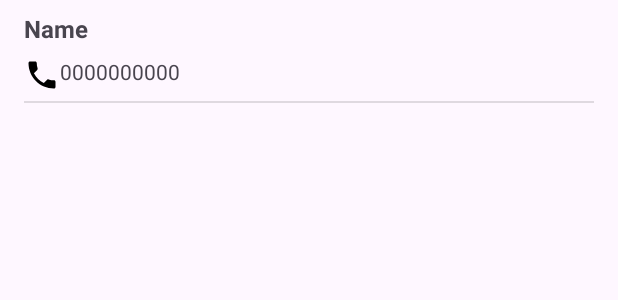
After one commit to halilmasali/ContactBackup, an Android app: the layout item_contact.xml on its own in the app's theme, with its tools: preview values and no code run, on a phone screen of 412 x 824 dp. The commit adds this screen. Shown: the top 300 px of the screen. Run offline under Robolectric (Android 15) with nearby library versions, the phone set to English and light mode, and no system bars.

Commit message:
Contact data is listed

```diff
--- /dev/null
+++ b/app/src/main/res/drawable/phone_24.xml
@@ -0,0 +1,5 @@
+<vector android:height="24dp" android:tint="#000000"
+    android:viewportHeight="24" android:viewportWidth="24"
+    android:width="24dp" xmlns:android="http://schemas.android.com/apk/res/android">
+    <path android:fillColor="@android:color/white" android:pathData="M6.62,10.79c1.44,2.83 3.76,5.14 6.59,6.59l2.2,-2.2c0.27,-0.27 0.67,-0.36 1.02,-0.24 1.12,0.37 2.33,0.57 3.57,0.57 0.55,0 1,0.45 1,1V20c0,0.55 -0.45,1 -1,1 -9.39,0 -17,-7.61 -17,-17 0,-0.55 0.45,-1 1,-1h3.5c0.55,0 1,0.45 1,1 0,1.25 0.2,2.45 0.57,3.57 0.11,0.35 0.03,0.74 -0.25,1.02l-2.2,2.2z"/>
+</vector>
--- a/app/src/main/res/layout/activity_main.xml
+++ b/app/src/main/res/layout/activity_main.xml
@@ -61,6 +61,12 @@
             android:layout_marginTop="36dp"
             android:layout_marginBottom="8dp"
             tools:text="Last Update" />
+        <View
+            android:id="@+id/divider"
+            android:layout_width="match_parent"
+            android:layout_height="2dp"
+            android:layout_marginTop="64dp"
+            android:background="?android:attr/listDivider" />
 
         <androidx.swiperefreshlayout.widget.SwipeRefreshLayout
             android:id="@+id/swipeRefreshLayout"
--- /dev/null
+++ b/app/src/main/res/layout/item_contact.xml
@@ -0,0 +1,37 @@
+<?xml version="1.0" encoding="utf-8"?>
+<LinearLayout xmlns:android="http://schemas.android.com/apk/res/android"
+    xmlns:app="http://schemas.android.com/apk/res-auto"
+    android:layout_width="match_parent"
+    android:layout_height="wrap_content"
+    xmlns:tools="http://schemas.android.com/tools"
+    android:orientation="vertical"
+    android:paddingTop="8dp"
+    android:paddingBottom="5dp"
+    android:paddingStart="16dp"
+    android:paddingEnd="16dp">
+
+    <TextView
+        android:id="@+id/txtName"
+        android:layout_width="wrap_content"
+        android:layout_height="wrap_content"
+        tools:text="Name"
+        android:textSize="16sp"
+        android:textStyle="bold" />
+
+    <TextView
+        android:id="@+id/txtPhoneNumber"
+        android:layout_width="wrap_content"
+        android:layout_height="wrap_content"
+        android:layout_marginTop="8dp"
+        tools:text="0000000000"
+        android:textSize="14sp"
+        app:drawableStartCompat="@drawable/phone_24" />
+
+    <View
+        android:id="@+id/divider2"
+        android:layout_width="match_parent"
+        android:layout_height="1dp"
+        android:layout_marginTop="5dp"
+        android:background="?android:attr/listDivider" />
+
+</LinearLayout>
```
Also changed, not shown: app/src/main/java/com/halilmasali/contactbackup/ContactAdapter.java (added, +36 -0 lines), app/src/main/java/com/halilmasali/contactbackup/ContactViewHolder.java (added, +23 -0 lines), app/src/main/java/com/halilmasali/contactbackup/ContactViewModel.java (added, +19 -0 lines), app/src/main/java/com/halilmasali/contactbackup/MainActivity.java (+91 -1 lines).
